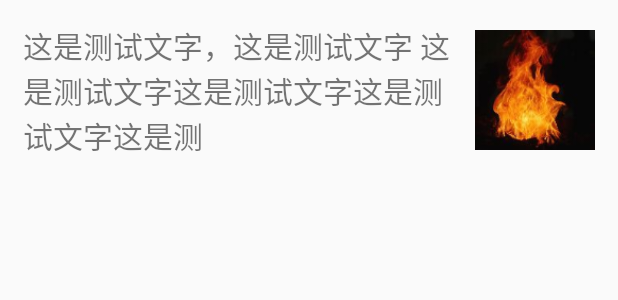
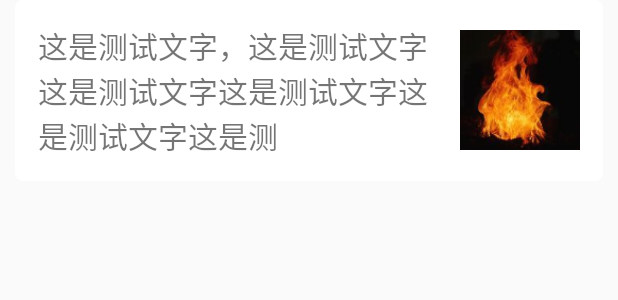
Before and after one commit to Mr-Unhappy/zhihu, an Android app: the layout item_index.xml on its own in the app's theme, with its tools: preview values and no code run, on a phone screen of 412 x 824 dp. Shown: the top 300 px of the screen. Run offline under Robolectric (Android 15) with nearby library versions, the phone set to English and light mode, and no system bars; network calls fail.

Commit message:
找到了多条目显示是，错位的问题所在

```diff
--- a/app/src/main/res/layout/item_index.xml
+++ b/app/src/main/res/layout/item_index.xml
@@ -1,7 +1,14 @@
 <?xml version="1.0" encoding="utf-8"?>
 <LinearLayout xmlns:android="http://schemas.android.com/apk/res/android"
-              android:layout_width="wrap_content"
+              android:layout_width="match_parent"
+              android:layout_height="wrap_content">
+
+    <LinearLayout
+        android:layout_width="match_parent"
         android:layout_height="wrap_content"
+        android:layout_marginLeft="10dp"
+        android:layout_marginRight="10dp"
+        android:background="@drawable/item_index_bg"
         android:gravity="center"
         android:orientation="horizontal">
 
@@ -10,17 +17,17 @@
             android:layout_width="wrap_content"
             android:layout_height="wrap_content"
             android:layout_weight="1"
-        android:maxLines="3"
+            android:ellipsize="end"
+            android:lines="3"
             android:padding="15dp"
             android:text="这是测试文字，这是测试文字 这是测试文字这是测试文字这是测试文字这是测"
-        android:textSize="20dp"
-        android:ellipsize="end"/>
+            android:textSize="20dp"/>
 
         <ImageView
             android:id="@+id/iv_item_icon"
             android:layout_width="80dp"
             android:layout_height="80dp"
-        android:src="@mipmap/test"
-        android:layout_marginRight="15dp"/>
-
+            android:layout_marginRight="15dp"
+            android:src="@mipmap/test"/>
     </LinearLayout>
+</LinearLayout>
```
Lines whose indentation alone changed are shown as unchanged.
